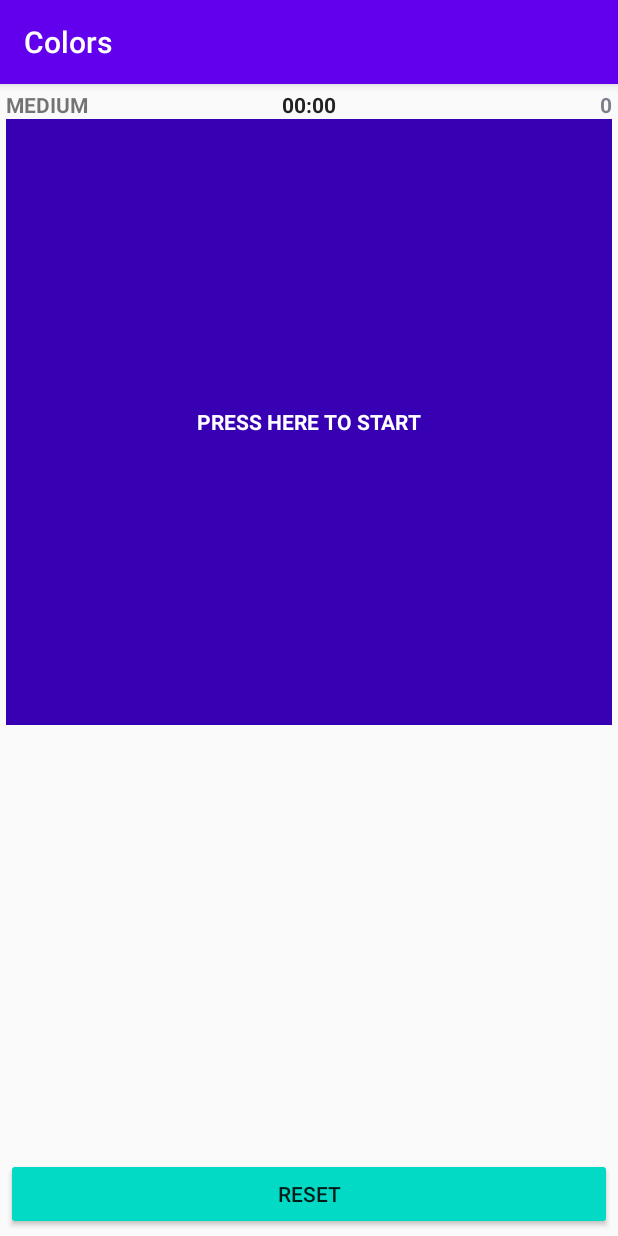
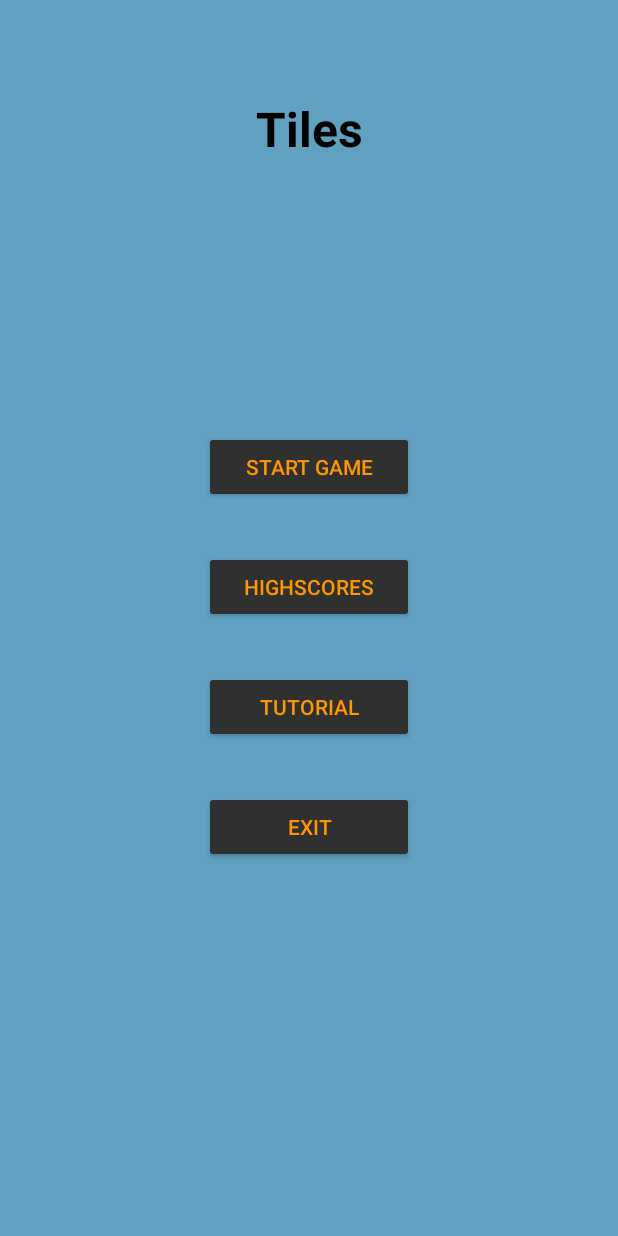
Before and after one commit to kim-iths/App1, an Android app: the screen it shows after launch (MainActivity before the commit, MainMenuActivity after it), on a phone screen of 412 x 824 dp. Run offline under Robolectric (Android 15) with nearby library versions, the phone set to English and light mode, and no system bars.

Commit message:
Added a (not very good looking) main menu along with an activity, made the timer return a more accurate value on game over, removed app bars

```diff
--- a/app/src/main/AndroidManifest.xml
+++ b/app/src/main/AndroidManifest.xml
@@ -9,11 +9,19 @@
         android:roundIcon="@mipmap/ic_launcher_round"
         android:supportsRtl="true"
         android:theme="@style/AppTheme">
+
+        <activity android:name=".MainMenuActivity">
+            <intent-filter>
+                <action android:name="android.intent.action.MAIN" />
+                <category android:name="android.intent.category.LAUNCHER" />
+            </intent-filter>
+        </activity>
+
         <activity android:name=".MainActivity">
             <intent-filter>
                 <action android:name="android.intent.action.MAIN" />
 
-                <category android:name="android.intent.category.LAUNCHER" />
+<!--                <category android:name="android.intent.category.LAUNCHER" />-->
             </intent-filter>
         </activity>
     </application>
--- a/app/src/main/java/com/example/app1/MainActivity.kt
+++ b/app/src/main/java/com/example/app1/MainActivity.kt
@@ -27,6 +27,8 @@ class MainActivity : AppCompatActivity() {
         super.onCreate(savedInstanceState)
         setContentView(R.layout.activity_main)
 
+        supportActionBar?.hide()
+
         val resetButton = findViewById<Button>(R.id.buttonReset)
         val startText = findViewById<TextView>(R.id.textViewStart)
         grid = findViewById(R.id.grid)
@@ -45,19 +47,19 @@ class MainActivity : AppCompatActivity() {
         grid.setOnItemClickListener { adapterView, view, i, l ->
             if(startText.visibility == TextView.VISIBLE) startText.visibility = TextView.GONE
             if(round == 1){
-                textViewTimer.base = SystemClock.elapsedRealtime()
+                timerTextView.base = SystemClock.elapsedRealtime()
                 timerTextView.start()
                 timerActive = true
             }
 
             if(i == random){
-                //Log.e("!!!", "$i")
                 scoreTextView.text = round.toString()
                 ++grid.numColumns
                 round += 1
                 nextRound(round)
             }else{
-                Toast.makeText(this, getString(R.string.toast_game_over), Toast.LENGTH_SHORT).show()
+                Toast.makeText(this, getString(R.string.toast_game_over) + " Your time: "
+                        + ((SystemClock.elapsedRealtime() - timerTextView.base).toDouble()/1000), Toast.LENGTH_SHORT).show()
                 reset()
             }
         }
@@ -105,8 +107,8 @@ class MainActivity : AppCompatActivity() {
 
         if(timerActive){
             timerActive = false
-            textViewTimer.base = SystemClock.elapsedRealtime()
-            textViewTimer.stop()
+            timerTextView.base = SystemClock.elapsedRealtime()
+            timerTextView.stop()
         }
 
         textViewStart.visibility = TextView.VISIBLE
@@ -128,6 +130,8 @@ class MainActivity : AppCompatActivity() {
 //TODO("Game over screen")
 //TODO("Difficulty selection")
 //TODO("In harder difficulties, make the correct button change place after a certain amount of time")
+
+// In progress
 //TODO("Main menu")
 
 // Done but cannot be used as as a factor for score
--- /dev/null
+++ b/app/src/main/java/com/example/app1/MainMenuActivity.kt
@@ -0,0 +1,29 @@
+package com.example.app1
+
+import android.content.Intent
+import androidx.appcompat.app.AppCompatActivity
+import android.os.Bundle
+import android.widget.Button
+import kotlin.system.exitProcess
+
+class MainMenuActivity : AppCompatActivity() {
+    override fun onCreate(savedInstanceState: Bundle?) {
+        super.onCreate(savedInstanceState)
+        setContentView(R.layout.activity_main_menu)
+
+        supportActionBar?.hide()
+
+        val startButton = findViewById<Button>(R.id.buttonStart)
+        val highscoresButton = findViewById<Button>(R.id.buttonHighscores)
+        val tutorialButton = findViewById<Button>(R.id.buttonTutorial)
+        val exitButton = findViewById<Button>(R.id.buttonExit)
+
+
+        startButton.setOnClickListener {
+            val i = Intent(this, MainActivity::class.java)
+            startActivity(i)
+        }
+
+        exitButton.setOnClickListener { exitProcess(0) }
+    }
+}
--- a/app/src/main/res/layout/activity_main.xml
+++ b/app/src/main/res/layout/activity_main.xml
@@ -6,6 +6,7 @@
     android:layout_width="match_parent"
     android:layout_height="match_parent"
     android:orientation="vertical"
+    android:layout_marginTop="16dp"
     tools:context=".MainActivity">
 
     <TextView
@@ -42,6 +43,7 @@
         android:layout_height="wrap_content">
 
         <GridView
+            android:stretchMode="columnWidth"
             android:id="@+id/grid"
             android:layout_width="match_parent"
             android:layout_height="wrap_content"
--- /dev/null
+++ b/app/src/main/res/layout/activity_main_menu.xml
@@ -0,0 +1,62 @@
+<?xml version="1.0" encoding="utf-8"?>
+<androidx.constraintlayout.widget.ConstraintLayout xmlns:android="http://schemas.android.com/apk/res/android"
+    xmlns:app="http://schemas.android.com/apk/res-auto"
+    xmlns:tools="http://schemas.android.com/tools"
+    android:layout_width="match_parent"
+    android:layout_height="match_parent"
+    tools:context=".MainMenuActivity"
+    android:background="#60a0c0">
+
+    <TextView
+        android:textColor="@android:color/black"
+        android:id="@+id/textView"
+        android:layout_width="wrap_content"
+        android:layout_height="wrap_content"
+        android:layout_marginTop="64dp"
+        android:text="@string/tiles"
+        android:textSize="32sp"
+        android:textStyle="bold"
+        app:layout_constraintEnd_toEndOf="parent"
+        app:layout_constraintStart_toStartOf="parent"
+        app:layout_constraintTop_toTopOf="parent" />
+
+    <Button
+        style="@style/MainMenuButton"
+        android:id="@+id/buttonStart"
+        android:layout_height="wrap_content"
+        android:layout_marginTop="180dp"
+        android:text="Start game"
+        app:layout_constraintEnd_toEndOf="parent"
+        app:layout_constraintStart_toStartOf="parent"
+        app:layout_constraintTop_toBottomOf="@+id/textView" />
+
+    <Button
+        style="@style/MainMenuButton"
+        android:id="@+id/buttonHighscores"
+        android:layout_height="wrap_content"
+        android:layout_marginTop="32dp"
+        android:text="Highscores"
+        app:layout_constraintEnd_toEndOf="parent"
+        app:layout_constraintStart_toStartOf="parent"
+        app:layout_constraintTop_toBottomOf="@+id/buttonStart" />
+
+    <Button
+        style="@style/MainMenuButton"
+        android:id="@+id/buttonTutorial"
+        android:layout_height="wrap_content"
+        android:layout_marginTop="32dp"
+        android:text="Tutorial"
+        app:layout_constraintEnd_toEndOf="parent"
+        app:layout_constraintStart_toStartOf="parent"
+        app:layout_constraintTop_toBottomOf="@+id/buttonHighscores" />
+
+    <Button
+        style="@style/MainMenuButton"
+        android:id="@+id/buttonExit"
+        android:layout_height="wrap_content"
+        android:layout_marginTop="32dp"
+        android:text="Exit"
+        app:layout_constraintEnd_toEndOf="parent"
+        app:layout_constraintStart_toStartOf="parent"
+        app:layout_constraintTop_toBottomOf="@+id/buttonTutorial" />
+</androidx.constraintlayout.widget.ConstraintLayout>
--- a/app/src/main/res/values/strings.xml
+++ b/app/src/main/res/values/strings.xml
@@ -3,4 +3,6 @@
     <string name="toast_game_over">Game over!</string>
     <string name="press_to_start">Press here to start</string>
     <string name="difficulty_medium">Medium</string>
+    <string name="colors">Colors</string>
+    <string name="tiles">Tiles</string>
 </resources>
--- a/app/src/main/res/values/styles.xml
+++ b/app/src/main/res/values/styles.xml
@@ -7,4 +7,10 @@
         <item name="colorAccent">@color/colorAccent</item>
     </style>
 
+    <style name="MainMenuButton">
+        <item name="android:textColor">@color/colorScheme4Light</item>
+        <item name="android:layout_width">140dp</item>
+        <item name="backgroundTint">#303030</item>
+    </style>
+
 </resources>
```
